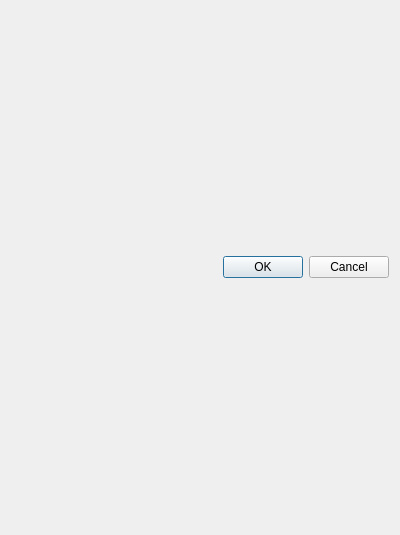
Qt form sphinx_explorer/quickstart_dialog.ui (pashango2/sphinx-explorer) before a commit.
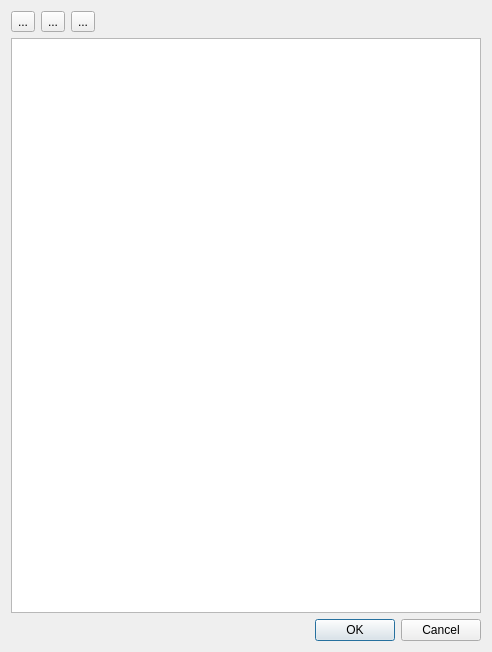
The same form after that commit. Custom widgets are drawn as their Qt base class.

Commit message: Import / Export fix

```diff
--- a/sphinx_explorer/quickstart_dialog.ui
+++ b/sphinx_explorer/quickstart_dialog.ui
@@ -6,8 +6,8 @@
    <rect>
     <x>0</x>
     <y>0</y>
-    <width>400</width>
-    <height>535</height>
+    <width>492</width>
+    <height>652</height>
    </rect>
   </property>
   <property name="windowTitle">
@@ -15,7 +15,52 @@
   </property>
   <layout class="QVBoxLayout" name="verticalLayout">
    <item>
-    <layout class="QFormLayout" name="from_layout"/>
+    <layout class="QHBoxLayout" name="horizontalLayout">
+     <property name="topMargin">
+      <number>0</number>
+     </property>
+     <item>
+      <widget class="QToolButton" name="tool_bookmark">
+       <property name="text">
+        <string>...</string>
+       </property>
+      </widget>
+     </item>
+     <item>
+      <widget class="QToolButton" name="tool_import">
+       <property name="text">
+        <string>...</string>
+       </property>
+      </widget>
+     </item>
+     <item>
+      <widget class="QToolButton" name="tool_export">
+       <property name="text">
+        <string>...</string>
+       </property>
+      </widget>
+     </item>
+     <item>
+      <spacer name="horizontalSpacer">
+       <property name="orientation">
+        <enum>Qt::Horizontal</enum>
+       </property>
+       <property name="sizeHint" stdset="0">
+        <size>
+         <width>40</width>
+         <height>20</height>
+        </size>
+       </property>
+      </spacer>
+     </item>
+    </layout>
+   </item>
+   <item>
+    <widget class="PropertyWidget" name="table_view_property">
+     <property name="editTriggers">
+      <set>QAbstractItemView::AllEditTriggers</set>
+     </property>
+    </widget>
    </item>
    <item>
     <widget class="QDialogButtonBox" name="buttonBox">
@@ -29,6 +74,13 @@
    </item>
   </layout>
  </widget>
+ <customwidgets>
+  <customwidget>
+   <class>PropertyWidget</class>
+   <extends>QTableView</extends>
+   <header>property_widget</header>
+  </customwidget>
+ </customwidgets>
  <resources/>
  <connections>
   <connection>
```
Left out of the diff: 24 changed lines with no effect on the pictures. The commit also changes 20 other files.
